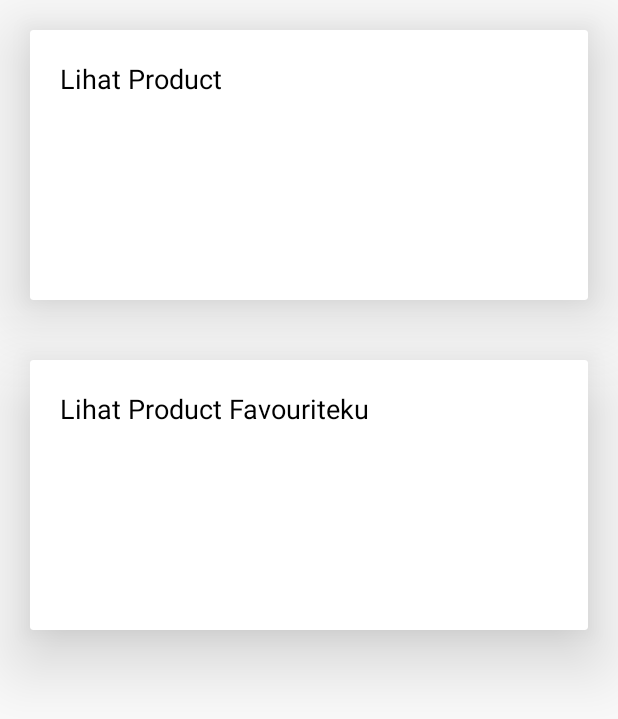
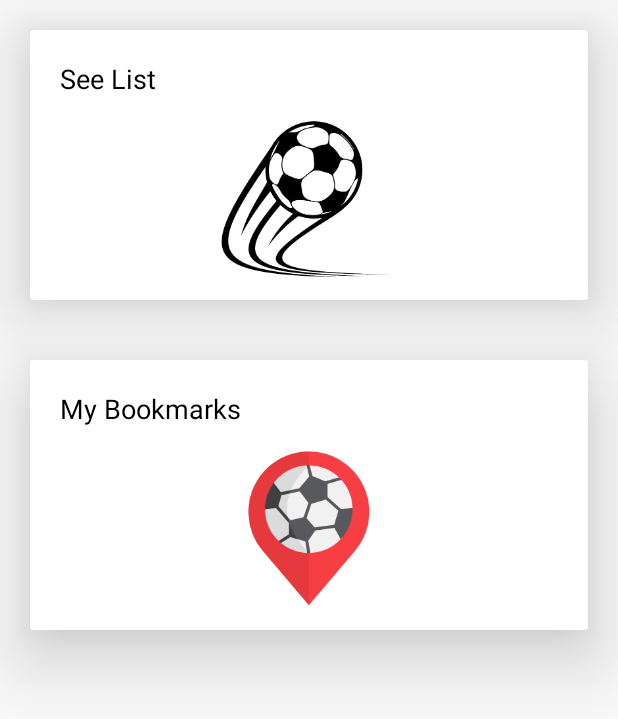
Before and after one commit to CruzerBlade9369/PASsportsSOCCERAPP, an Android app: the MainMenu screen opened directly, with no data from a screen before it, on a phone screen of 412 x 824 dp. Shown: the top 719 px of the screen. Run offline under Robolectric (Android 15) with nearby library versions, the phone set to English and light mode, and no system bars.

Commit message:
finishing n stuff

```diff
--- a/app/src/main/res/layout/activity_main_menu.xml
+++ b/app/src/main/res/layout/activity_main_menu.xml
@@ -37,11 +37,16 @@
                     android:marqueeRepeatLimit="marquee_forever"
                     android:padding="10dp"
                     android:singleLine="true"
-                    android:text="Lihat Product"
+                    android:text="See List"
                     android:textColor="#000000"
                     tools:targetApi="lollipop" />
 
             </RelativeLayout>
+
+            <ImageView
+                android:layout_width="match_parent"
+                android:layout_height="match_parent"
+                android:src="@mipmap/soccer2"/>
 
         </LinearLayout>
 
@@ -77,11 +82,16 @@
                     android:marqueeRepeatLimit="marquee_forever"
                     android:padding="10dp"
                     android:singleLine="true"
-                    android:text="Lihat Product Favouriteku"
+                    android:text="My Bookmarks"
                     android:textColor="#000000"
                     tools:targetApi="lollipop" />
 
             </RelativeLayout>
+
+            <ImageView
+                android:layout_width="match_parent"
+                android:layout_height="match_parent"
+                android:src="@mipmap/soccer"/>
 
         </LinearLayout>
 
```
Also changed, not shown: app/src/main/res/mipmap-xxhdpi/soccer.png (added), app/src/main/res/mipmap-xxhdpi/soccer2.png (added).
